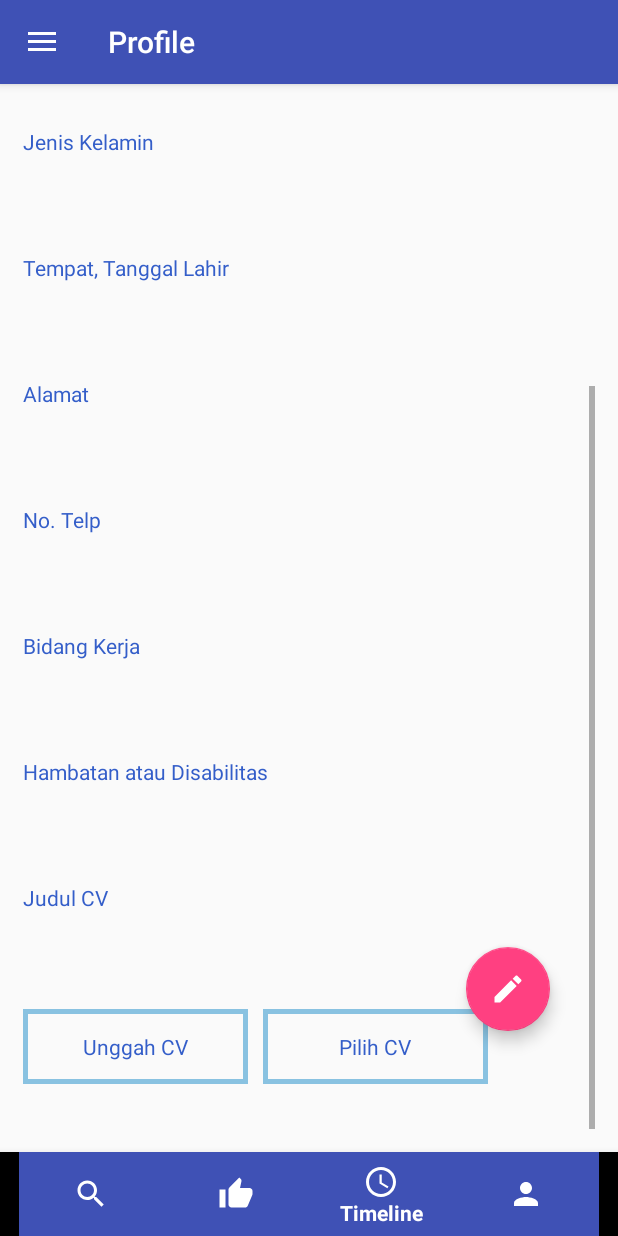
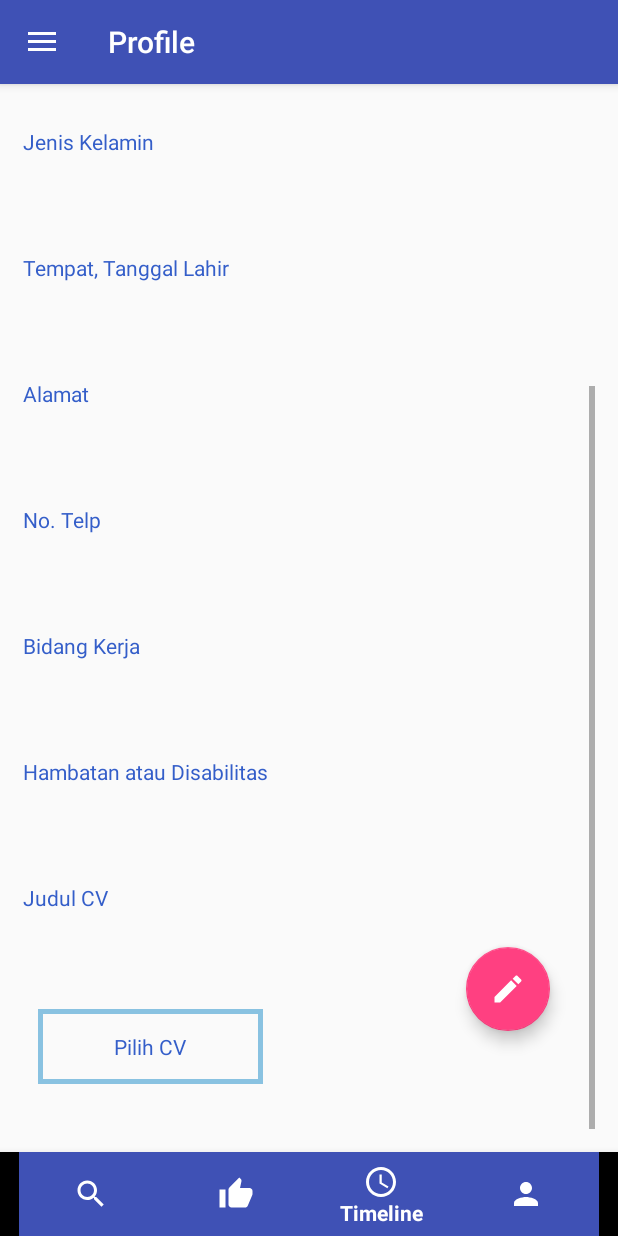
Before and after one commit to renaldysa18/D-loker, an Android app: the fragment ProfileFragment placed in its activity, scrolled down 256 dp, on a phone screen of 412 x 824 dp. Run offline under Robolectric (Android 15) with nearby library versions, the phone set to English and light mode, and no system bars; our stand-ins replace CircleImageView, Firebase (no records; nobody signed in at launch, a user with empty details on screens opened directly); pictures from the network do not load; 11 statements that could not run were skipped.

Commit message:
fix bug button lamaran, btn unggah cv

```diff
--- a/app/src/main/java/com/example/renaldysabdojatip/dloker/TimelineDetail.java
+++ b/app/src/main/java/com/example/renaldysabdojatip/dloker/TimelineDetail.java
@@ -153,6 +153,9 @@ public class TimelineDetail extends AppCompatActivity {
             @Override
             public void onDataChange(DataSnapshot dataSnapshot) {
                 cv = dataSnapshot.child("CV").getValue(String.class);
+                if(!cv.equalsIgnoreCase("CV Belum Tersedia")){
+                    btn_lamaran.setVisibility(View.VISIBLE);
+                }
                 profileImage = dataSnapshot.child("Pict").getValue(String.class);
             }
 
@@ -161,6 +164,9 @@ public class TimelineDetail extends AppCompatActivity {
 
             }
         });
+
+        //checkButton Lamaran
+
 
         idLamaran = mData.getReference().push().getKey().toString();
         lamaran = mData.getReference().child("Lamaran").child(idLamaran);
--- a/app/src/main/java/com/example/renaldysabdojatip/dloker/TimelineFragment.java
+++ b/app/src/main/java/com/example/renaldysabdojatip/dloker/TimelineFragment.java
@@ -1,6 +1,7 @@
 package com.example.renaldysabdojatip.dloker;
 
 
+import android.app.ProgressDialog;
 import android.os.Bundle;
 import android.support.annotation.NonNull;
 import android.support.v4.app.Fragment;
@@ -9,6 +10,7 @@ import android.support.v7.widget.RecyclerView;
 import android.view.LayoutInflater;
 import android.view.View;
 import android.view.ViewGroup;
+import android.widget.ProgressBar;
 import android.widget.Toast;
 
 import com.bumptech.glide.Glide;
@@ -40,6 +42,9 @@ public class TimelineFragment extends Fragment {
     FirebaseAuth mAuth;
     public String namaP, emailP, alamatP, pictP, keyP;
 
+    //loading
+    public ProgressBar loading;
+
     public TimelineFragment() {
         // Required empty public constructor
     }
@@ -56,13 +61,17 @@ public class TimelineFragment extends Fragment {
         LinearLayoutManager llm = new LinearLayoutManager(getActivity());
         recyclerView.setLayoutManager(llm);
 
+        //loading
+        loading = v.findViewById(R.id.loadingTimeline);
+
         DatabaseReference data = mDatabase.child("Lowongan");
         data.addValueEventListener(new ValueEventListener() {
             @Override
             public void onDataChange(DataSnapshot dataSnapshot) {
-
                 timelines.clear();
                 for (DataSnapshot ds : dataSnapshot.getChildren()){
+                    //loading.setVisibility(View.VISIBLE);
+
                     String title  = ds.child("Judul").getValue(String.class);
                     String perusahaan = ds.child("Kategori").getValue(String.class);
                     String lokasi = ds.child("Lokasi").getValue(String.class);
@@ -84,6 +93,7 @@ public class TimelineFragment extends Fragment {
                             , nama, alamat, email
                             ));
                 }
+                loading.setVisibility(View.GONE);
                 adapter = new TimelineAdapter(getContext(), timelines);
                 recyclerView.setAdapter(adapter);
                 adapter.notifyDataSetChanged();
@@ -92,18 +102,15 @@ public class TimelineFragment extends Fragment {
 
             @Override
             public void onCancelled(DatabaseError databaseError) {
-
+                loading.setVisibility(View.GONE);
             }
         });
-
         //Toast.makeText(getActivity(), idComp,Toast.LENGTH_SHORT).show();
         return v;
     }
-
     @Override
     public void onResume() {
         super.onResume();
-
         ((MainActivity)getActivity()).setActionBarTitle("Timeline");
     }
 }
--- a/app/src/main/res/layout/activity_timeline_detail.xml
+++ b/app/src/main/res/layout/activity_timeline_detail.xml
@@ -143,6 +143,7 @@
         </ScrollView>
 
         <Button
+            android:visibility="gone"
             android:id="@+id/btn_kirim_lamaran"
             android:layout_width="@dimen/edit_width"
             android:layout_height="@dimen/edit_height"
--- a/app/src/main/res/layout/fragment_profile.xml
+++ b/app/src/main/res/layout/fragment_profile.xml
@@ -186,6 +186,7 @@
 
 
                 <Button
+                    android:visibility="gone"
                     android:id="@+id/btn_unggah_Cv"
                     android:textColor="@color/darkBlur"
                     android:text="@string/unggah_cv"
```
Also changed, not shown: app/src/main/java/com/example/renaldysabdojatip/dloker/ProfileFragment.java (+6 -3 lines), app/src/main/res/layout/fragment_timeline.xml (+7 -0 lines).
